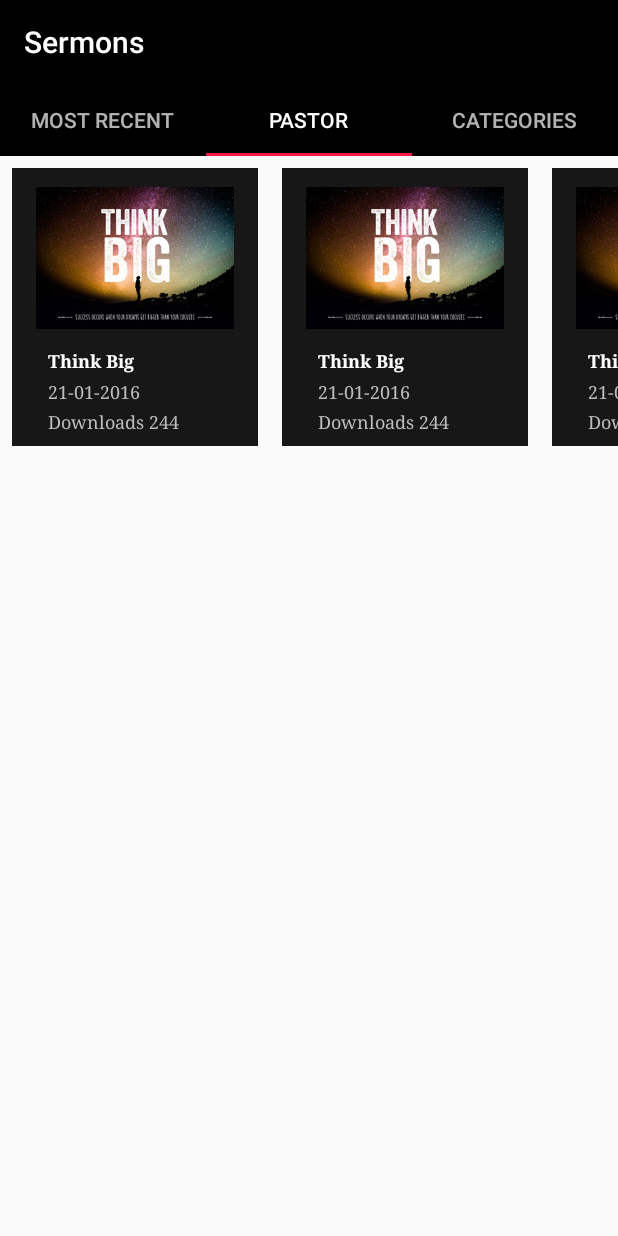
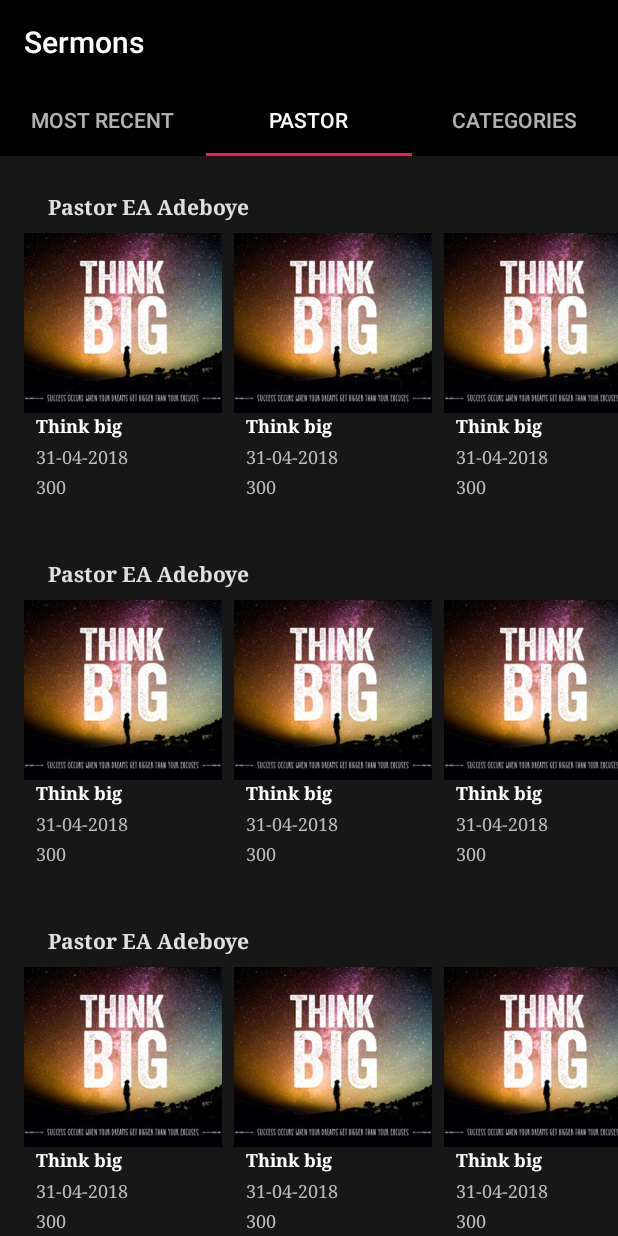
Before and after one commit to themavencoder/jesusify, an Android app: the screen it shows after launch (MainActivity), tab 2 chosen, on a phone screen of 412 x 824 dp. Run offline under Robolectric (Android 15) with nearby library versions, the phone set to English and light mode, and no system bars.

Commit message:
Working but layout not fine

```diff
--- a/app/src/main/java/com/aloineinc/jesusify/mainscreen/FragmentPastor.java
+++ b/app/src/main/java/com/aloineinc/jesusify/mainscreen/FragmentPastor.java
@@ -19,9 +19,9 @@ import java.util.List;
 
 public class FragmentPastor extends android.support.v4.app.Fragment {
     View v;
-    private List<SermonModel> sermonList = new ArrayList<>();
+    private List<SectionModel> sectionList = new ArrayList<>();
     private RecyclerView recyclerView;
-    private SermonAdapter sermonAdapter;
+    private SectionAdapter sectionAdapter;
 
     public FragmentPastor() {
     }
@@ -32,10 +32,11 @@ public class FragmentPastor extends android.support.v4.app.Fragment {
     public View onCreateView(LayoutInflater inflater, @Nullable ViewGroup container, Bundle savedInstanceState) {
         v = inflater.inflate(R.layout.pastor_fragment, container, false);
         recyclerView = v.findViewById(R.id.recycler_pastor_fragment);
-        sermonAdapter = new SermonAdapter(getContext(),sermonList);
+        recyclerView.setHasFixedSize(true);
+        sectionAdapter = new SectionAdapter(sectionList, getContext());
         //RecyclerView.LayoutManager layoutManager = new LinearLayoutManager(getActivity());
-        recyclerView.setLayoutManager(new LinearLayoutManager(getActivity(),LinearLayoutManager.HORIZONTAL,false));
-        recyclerView.setAdapter(sermonAdapter);
+        recyclerView.setLayoutManager(new LinearLayoutManager(getActivity(), LinearLayoutManager.VERTICAL, false));
+        recyclerView.setAdapter(sectionAdapter);
 
 
         return v;
@@ -46,67 +47,33 @@ public class FragmentPastor extends android.support.v4.app.Fragment {
     @Override
     public void onCreate(@Nullable Bundle savedInstanceState) {
         super.onCreate(savedInstanceState);
-        sermonList.add(new SermonModel(R.drawable.thinkbig,"Think Big","21-01-2016","Downloads 244"));
-        sermonList.add(new SermonModel(R.drawable.thinkbig,"Think Big","21-01-2016","Downloads 244"));
+        SectionModel one = new SectionModel();
+        int i = 0;
+        while (i < 15) {
+            one.setSermonName("Pastor EA Adeboye");
+            List<SermonModel> adeboyeSermon = new ArrayList<>();
+            adeboyeSermon.add(new SermonModel(R.drawable.thinkbig, "Think big", "31-04-2018", "300"));
+            adeboyeSermon.add(new SermonModel(R.drawable.thinkbig, "Think big", "31-04-2018", "300"));
+            adeboyeSermon.add(new SermonModel(R.drawable.thinkbig, "Think big", "31-04-2018", "300"));
+            adeboyeSermon.add(new SermonModel(R.drawable.thinkbig, "Think big", "31-04-2018", "300"));
+            adeboyeSermon.add(new SermonModel(R.drawable.thinkbig, "Think big", "31-04-2018", "300"));
+            adeboyeSermon.add(new SermonModel(R.drawable.thinkbig, "Think big", "31-04-2018", "300"));
+            adeboyeSermon.add(new SermonModel(R.drawable.thinkbig, "Think big", "31-04-2018", "300"));
+            adeboyeSermon.add(new SermonModel(R.drawable.thinkbig, "Think big", "31-04-2018", "300"));
+            adeboyeSermon.add(new SermonModel(R.drawable.thinkbig, "Think big", "31-04-2018", "300"));
+            adeboyeSermon.add(new SermonModel(R.drawable.thinkbig, "Think big", "31-04-2018", "300"));
+            adeboyeSermon.add(new SermonModel(R.drawable.thinkbig, "Think big", "31-04-2018", "300"));
+            adeboyeSermon.add(new SermonModel(R.drawable.thinkbig, "Think big", "31-04-2018", "300"));
+            adeboyeSermon.add(new SermonModel(R.drawable.thinkbig, "Think big", "31-04-2018", "300"));
+            adeboyeSermon.add(new SermonModel(R.drawable.thinkbig, "Think big", "31-04-2018", "300"));
 
-        sermonList.add(new SermonModel(R.drawable.thinkbig,"Think Big","21-01-2016","Downloads 244"));
+            one.setSermonList(adeboyeSermon);
 
-        sermonList.add(new SermonModel(R.drawable.thinkbig,"Think Big","21-01-2016","Downloads 244"));
+            sectionList.add(one);
+            i++;
 
-        sermonList.add(new SermonModel(R.drawable.thinkbig,"Think Big","21-01-2016","Downloads 244"));
-        sermonList.add(new SermonModel(R.drawable.thinkbig,"Think Big","21-01-2016","Downloads 244"));
-        sermonList.add(new SermonModel(R.drawable.thinkbig,"Think Big","21-01-2016","Downloads 244"));
-        sermonList.add(new SermonModel(R.drawable.thinkbig,"Think Big","21-01-2016","Downloads 244"));
-        sermonList.add(new SermonModel(R.drawable.thinkbig,"Think Big","21-01-2016","Downloads 244"));
-        sermonList.add(new SermonModel(R.drawable.thinkbig,"Think Big","21-01-2016","Downloads 244"));
-        sermonList.add(new SermonModel(R.drawable.thinkbig,"Think Big","21-01-2016","Downloads 244"));
-        sermonList.add(new SermonModel(R.drawable.thinkbig,"Think Big","21-01-2016","Downloads 244"));
-        sermonList.add(new SermonModel(R.drawable.thinkbig,"Think Big","21-01-2016","Downloads 244"));
-        sermonList.add(new SermonModel(R.drawable.thinkbig,"Think Big","21-01-2016","Downloads 244"));
-
-        sermonList.add(new SermonModel(R.drawable.thinkbig,"Think Big","21-01-2016","Downloads 244"));
-        sermonList.add(new SermonModel(R.drawable.thinkbig,"Think Big","21-01-2016","Downloads 244"));
-
-        sermonList.add(new SermonModel(R.drawable.thinkbig,"Think Big","21-01-2016","Downloads 244"));
-        sermonList.add(new SermonModel(R.drawable.thinkbig,"Think Big","21-01-2016","Downloads 244"));
-
-        sermonList.add(new SermonModel(R.drawable.thinkbig,"Think Big","21-01-2016","Downloads 244"));
-        sermonList.add(new SermonModel(R.drawable.thinkbig,"Think Big","21-01-2016","Downloads 244"));
+        }
+    }
 
 
-
-
-
-
-
-
-
-
-
-
-
-
-//        sectionList.add(new SectionModel("Pastor EA Adeboye"));
-//        sectionList.add(new SectionModel("Pastor EA Adeboye"));
-//        sectionList.add(new SectionModel("Pastor EA Adeboye"));
-//        sectionList.add(new SectionModel("Pastor EA Adeboye"));
-//        sectionList.add(new SectionModel("Pastor EA Adeboye"));
-//        sectionList.add(new SectionModel("Pastor EA Adeboye"));
-//        sectionList.add(new SectionModel("Pastor EA Adeboye"));
-//        sectionList.add(new SectionModel("Pastor EA Adeboye"));
-//        sectionList.add(new SectionModel("Pastor EA Adeboye"));
-//        sectionList.add(new SectionModel("Pastor EA Adeboye"));
-//        sectionList.add(new SectionModel("Pastor EA Adeboye"));
-//        sectionList.add(new SectionModel("Pastor EA Adeboye"));
-//        sectionList.add(new SectionModel("Pastor EA Adeboye"));
-//        sectionList.add(new SectionModel("Pastor EA Adeboye"));
-//        sectionList.add(new SectionModel("Pastor EA Adeboye"));
-//        sectionList.add(new SectionModel("Pastor EA Adeboye"));
-//        sectionList.add(new SectionModel("Pastor EA Adeboye"));
-//        sectionList.add(new SectionModel("Pastor EA Adeboye"));
-//        sectionList.add(new SectionModel("Pastor EA Adeboye"));
-//        sectionList.add(new SectionModel("Pastor EA Adeboye"));
-//
-
     }
-}
--- a/app/src/main/java/com/aloineinc/jesusify/mainscreen/pastor/SectionAdapter.java
+++ b/app/src/main/java/com/aloineinc/jesusify/mainscreen/pastor/SectionAdapter.java
@@ -1,6 +1,7 @@
 package com.aloineinc.jesusify.mainscreen.pastor;
 
 import android.content.Context;
+import android.support.v7.widget.LinearLayoutManager;
 import android.support.v7.widget.RecyclerView;
 import android.view.LayoutInflater;
 import android.view.View;
@@ -30,7 +31,10 @@ public class SectionAdapter extends RecyclerView.Adapter<SectionAdapter.MyViewHo
     @Override
     public void onBindViewHolder(MyViewHolder holder, int position) {
         holder.name.setText(modelList.get(position).getSermonName());
-
+        SermonAdapter sermonAdapter = new SermonAdapter(mContext,modelList.get(position).getSermonList());
+        holder.recycler_view_list.setHasFixedSize(true);
+        holder.recycler_view_list.setLayoutManager(new LinearLayoutManager(mContext,LinearLayoutManager.HORIZONTAL,false));
+        holder.recycler_view_list.setAdapter(sermonAdapter);
     }
 
     @Override
@@ -40,10 +44,12 @@ public class SectionAdapter extends RecyclerView.Adapter<SectionAdapter.MyViewHo
 
     public static class MyViewHolder extends RecyclerView.ViewHolder{
         private TextView name;
+        private RecyclerView recycler_view_list;
 
         public MyViewHolder(View itemView) {
             super(itemView);
             name = itemView.findViewById(R.id.sermonName);
+            recycler_view_list = itemView.findViewById(R.id.recycler_view_list);
         }
     }
 }
--- a/app/src/main/java/com/aloineinc/jesusify/mainscreen/pastor/SectionModel.java
+++ b/app/src/main/java/com/aloineinc/jesusify/mainscreen/pastor/SectionModel.java
@@ -1,11 +1,15 @@
 package com.aloineinc.jesusify.mainscreen.pastor;
+
+import java.util.List;
 
 public class SectionModel {
 
     private String sermonName;
+    private List<SermonModel> sermonList;
 
-    public SectionModel(String sermonName) {
+    public SectionModel(String sermonName, List<SermonModel> sermonList) {
         this.sermonName = sermonName;
+        this.sermonList = sermonList;
     }
 
     public SectionModel() {
@@ -19,4 +23,12 @@ public class SectionModel {
     public void setSermonName(String sermonName) {
         this.sermonName = sermonName;
     }
+
+    public void setSermonList(List<SermonModel> sermonList) {
+        this.sermonList = sermonList;
+    }
+
+    public List<SermonModel> getSermonList() {
+        return sermonList;
+    }
 }
--- a/app/src/main/res/layout/item_mainscreen_pastor_section.xml
+++ b/app/src/main/res/layout/item_mainscreen_pastor_section.xml
@@ -2,6 +2,8 @@
 <LinearLayout xmlns:android="http://schemas.android.com/apk/res/android"
     android:layout_width="match_parent"
     android:orientation="vertical"
+    android:layout_marginTop="24dp"
+    android:layout_marginLeft="16dp"
     android:layout_height="wrap_content">
 
 
@@ -10,8 +12,17 @@
         android:layout_height="wrap_content"
         android:text="Pastor EA Adeboye"
         android:textStyle="bold"
+        android:layout_marginLeft="16dp"
+        android:textSize="14sp"
+        android:textColor="#E0E0E0"
         android:id="@+id/sermonName"
-        android:padding="24dp"
+
 
         />
+    <android.support.v7.widget.RecyclerView
+        android:id="@+id/recycler_view_list"
+        android:layout_width="match_parent"
+        android:layout_height="wrap_content"
+        android:layout_gravity="center_vertical"
+        android:orientation="horizontal" />
 </LinearLayout>
--- a/app/src/main/res/layout/item_mainscreen_sermon_section.xml
+++ b/app/src/main/res/layout/item_mainscreen_sermon_section.xml
@@ -10,16 +10,16 @@
         android:layout_marginBottom="8dp"
         android:layout_marginTop="8dp"
         android:layout_marginRight="8dp"
-        android:layout_marginLeft="8dp"
+
         android:background="@color/colorbackground"
         android:orientation="vertical"
-        android:paddingRight="16dp"
-        android:paddingLeft="16dp">
+      >
 
         <ImageView
             android:id="@+id/mainscreen_sermon_picture"
             android:layout_width="132dp"
             android:layout_height="120dp"
+            android:scaleType="centerCrop"
             android:src="@drawable/thinkbig" />
 
         <TextView
--- a/app/src/main/res/layout/pastor_fragment.xml
+++ b/app/src/main/res/layout/pastor_fragment.xml
@@ -1,7 +1,7 @@
 <?xml version="1.0" encoding="utf-8"?>
 <LinearLayout xmlns:android="http://schemas.android.com/apk/res/android"
     android:orientation="vertical"
-
+    android:background="@color/colorbackground"
     android:layout_width="match_parent"
     android:layout_height="match_parent">
 
```
